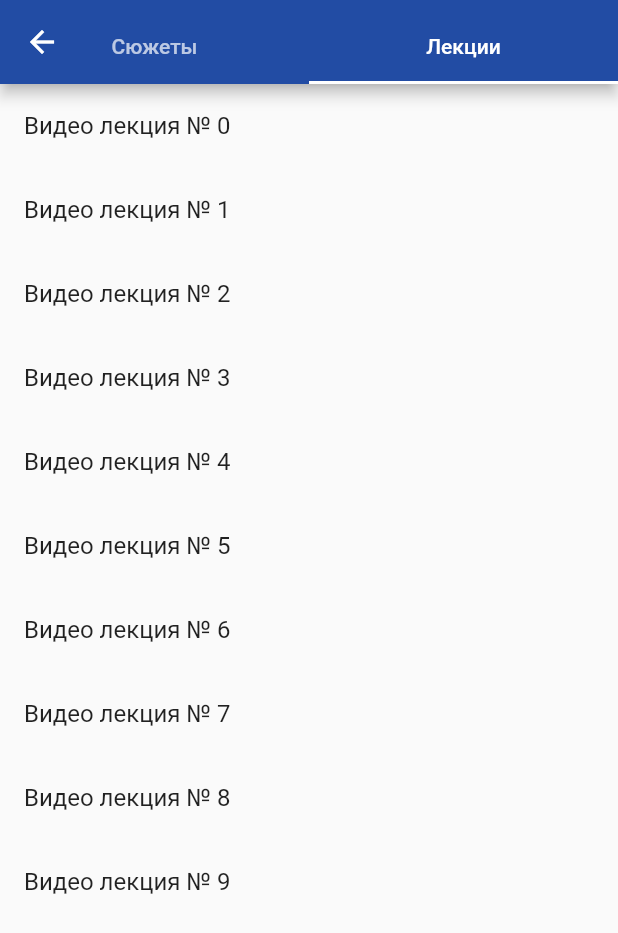
After one commit to themickey03/OpenUniversityRSVPU, a Flutter app: the VideoWidget screen opened directly, tab 2 chosen, on a phone screen of 412 x 824 dp. The commit adds this screen. Shown: the top 933 px of the screen. Run offline on Flutter 3.47's test engine with Material 2 defaults, Android fonts, the phone set to English and light mode, and no system bars; network calls fail.

Commit message:
created base for videos development

```diff
--- a/lib/ContactWidget.dart
+++ b/lib/Contacts/ContactWidget.dart
@@ -2,8 +2,8 @@ import 'dart:convert';
 
 import 'package:flutter/material.dart';
 import 'package:http/http.dart';
-import 'package:open_university_rsvpu/SinglePersonModel.dart';
-import 'package:open_university_rsvpu/SinglePersonWidget.dart';
+import 'package:open_university_rsvpu/Contacts/SinglePersonModel.dart';
+import 'package:open_university_rsvpu/Contacts/SinglePersonWidget.dart';
 
 class ContactWidget extends StatefulWidget {
   const ContactWidget({Key? key}) : super(key: key);
--- a/lib/SinglePersonWidget.dart
+++ b/lib/Contacts/SinglePersonWidget.dart
@@ -2,7 +2,7 @@
 import 'dart:ui';
 
 import 'package:flutter/material.dart';
-import 'package:open_university_rsvpu/SinglePersonModel.dart';
+import 'package:open_university_rsvpu/Contacts/SinglePersonModel.dart';
 
 class SinglePersonWidget extends StatelessWidget {
   final SinglePersonModel singlePersonModel;
--- a/lib/SingleNewsWidget.dart
+++ b/lib/News/SingleNewsWidget.dart
@@ -1,5 +1,5 @@
 import 'package:flutter/material.dart';
-import 'package:open_university_rsvpu/SingleNewsModel.dart';
+import 'package:open_university_rsvpu/News/SingleNewsModel.dart';
 
 class SingleNewsWidget extends StatelessWidget {
   final SingleNewsModel singleNewsModel;
--- a/lib/news_widget.dart
+++ b/lib/News/news_widget.dart
@@ -4,8 +4,8 @@ import 'package:flutter/foundation.dart';
 import 'package:intl/intl.dart';
 import 'package:flutter/material.dart';
 import 'package:http/http.dart';
-import 'package:open_university_rsvpu/SingleNewsModel.dart';
-import 'package:open_university_rsvpu/SingleNewsWidget.dart';
+import 'package:open_university_rsvpu/News/SingleNewsModel.dart';
+import 'package:open_university_rsvpu/News/SingleNewsWidget.dart';
 
 class NewsWidget extends StatefulWidget {
   const NewsWidget({Key? key}) : super(key: key);
--- /dev/null
+++ b/lib/Videos/Lections/LectionsWidget.dart
@@ -0,0 +1,30 @@
+import 'package:flutter/material.dart';
+
+class LectionsWidget extends StatefulWidget {
+  @override
+  _LectionsWidgetState createState() => _LectionsWidgetState();
+}
+
+class _LectionsWidgetState extends State<LectionsWidget>
+    with AutomaticKeepAliveClientMixin<LectionsWidget> {
+  final items = List<String>.generate(10, (i) => "Видео лекция № $i");
+
+  @override
+  Widget build(BuildContext context) {
+    return Scaffold(
+      body: Center(
+        child: ListView.builder(
+          itemCount: items.length,
+          itemBuilder: (context, index) {
+            return ListTile(
+              title: Text('${items[index]}'),
+            );
+          },
+        ),
+      ),
+    );
+  }
+
+  @override
+  bool get wantKeepAlive => true;
+}
--- /dev/null
+++ b/lib/Videos/video_widget.dart
@@ -0,0 +1,39 @@
+import 'package:flutter/material.dart';
+import 'package:open_university_rsvpu/Videos/Lections/LectionsWidget.dart';
+import 'package:open_university_rsvpu/Videos/Stories/StoriesWidget.dart';
+
+class VideoWidget extends StatelessWidget {
+  const VideoWidget();
+
+  @override
+  Widget build(BuildContext context) {
+    return DefaultTabController(
+      length: 2,
+      child: Scaffold(
+        appBar: AppBar(
+          flexibleSpace: Column(
+            mainAxisAlignment: MainAxisAlignment.end,
+            children: const [
+              TabBar(
+                tabs: [
+                  Tab(
+                    text: 'Сюжеты',
+                  ),
+                  Tab(
+                    text: 'Лекции',
+                  ),
+                ],
+              )
+            ],
+          ),
+        ),
+        body: TabBarView(
+          children: [
+            StoriesWidget(),
+            LectionsWidget(),
+          ],
+        ),
+      ),
+    );
+  }
+}
--- a/lib/main_widget.dart
+++ b/lib/main_widget.dart
@@ -1,7 +1,7 @@
 import 'package:flutter/material.dart';
-import 'package:open_university_rsvpu/ContactWidget.dart';
-import 'news_widget.dart';
-import 'video_widget.dart';
+import 'package:open_university_rsvpu/Contacts/ContactWidget.dart';
+import 'News/news_widget.dart';
+import 'Videos/video_widget.dart';
 
 
 class MainWidget extends StatefulWidget {
```
Also changed, not shown: lib/Videos/Stories/StoriesWidget.dart (added, +30 -0 lines), lib/video_widget.dart (deleted, +0 -98 lines), lib/Contacts/SinglePersonModel.dart (renamed from lib/SinglePersonModel.dart), lib/News/SingleNewsModel.dart (renamed from lib/SingleNewsModel.dart).
